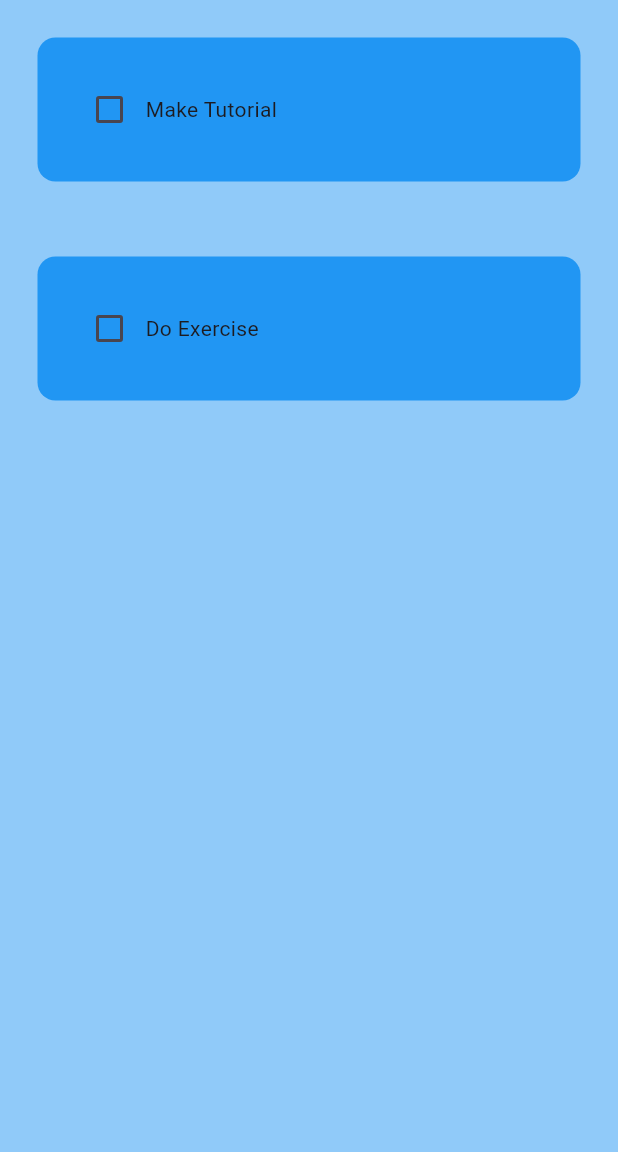
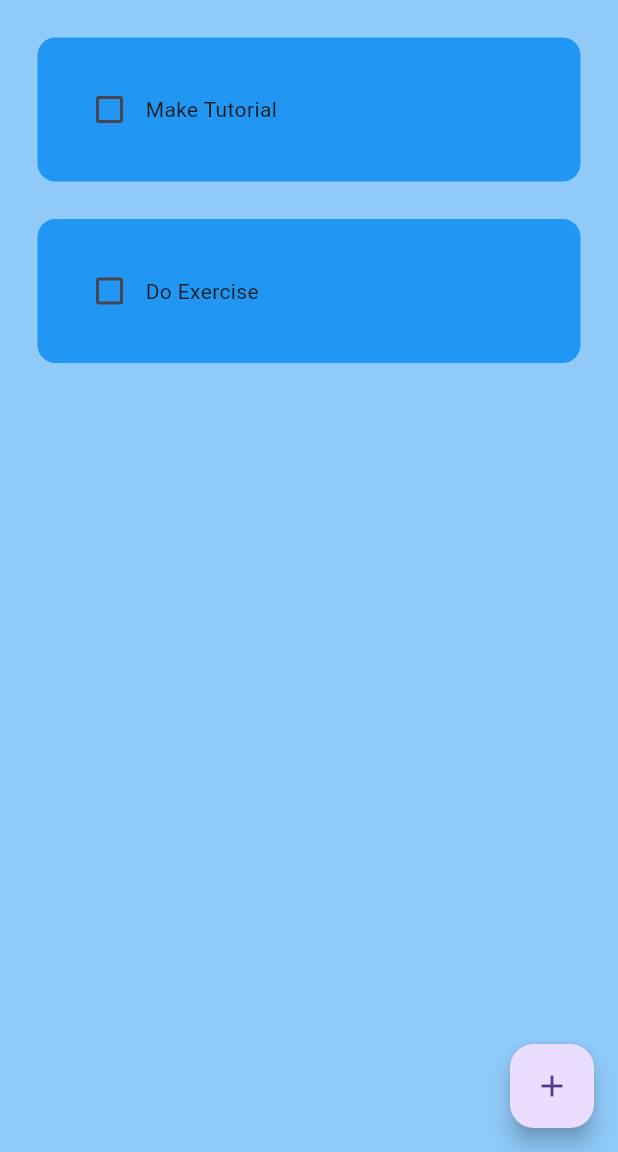
Before and after one commit to Lkemp1790/to_do_app, a Flutter app: the screen it shows after launch, on a phone screen of 412 x 824 dp, the part 84-1236 px from its top. Run offline on Flutter 3.47's test engine with Material 3 defaults, Android fonts, the phone set to English and light mode, and no system bars; missing offline and left inert: dart:ffi.

Commit message:
add button

```diff
--- a/lib/pages/home_page.dart
+++ b/lib/pages/home_page.dart
@@ -1,4 +1,5 @@
 import 'package:flutter/material.dart';
+import 'package:to_do_app/util/dialog_box.dart';
 import 'package:to_do_app/util/todo_tile.dart';
 
 class HomePage extends StatefulWidget {
@@ -17,10 +18,18 @@ class _HomePageState extends State<HomePage> {
 
   //  checkbox is tapped
   void checkBoxChanged(bool? value, int index) {
-    setState((){
+    setState(() {
       toDoList[index][1] = !toDoList[index][1];
     });
+  }
 
+  // create new taskCompleted
+  void createNewTask() {
+    showDialog(
+        context: context,
+        builder: (context) {
+          return DialogBox();
+        });
   }
 
   @override
@@ -32,10 +41,17 @@ class _HomePageState extends State<HomePage> {
         backgroundColor: Colors.blue,
         elevation: 0,
       ),
+      floatingActionButton: FloatingActionButton(
+        onPressed: createNewTask,
+        child: Icon(Icons.add),
+      ),
       body: ListView.builder(
         itemCount: toDoList.length,
         itemBuilder: (context, index) {
-          return TodoTile(taskName: toDoList[index][0], taskCompleted: toDoList[index][1], onChanged: (value) => checkBoxChanged(value, index));
+          return TodoTile(
+              taskName: toDoList[index][0],
+              taskCompleted: toDoList[index][1],
+              onChanged: (value) => checkBoxChanged(value, index));
         },
       ),
     );
--- a/lib/util/todo_tile.dart
+++ b/lib/util/todo_tile.dart
@@ -17,20 +17,31 @@ class TodoTile extends StatelessWidget {
   @override
   Widget build(BuildContext context) {
     return Padding(
-      padding: const EdgeInsets.all(25.0),
+      padding: const EdgeInsets.only(
+        left: 25,
+        right: 25,
+        top: 25,
+      ),
       child: Container(
         padding: EdgeInsets.all(24),
+        decoration: BoxDecoration(
+            color: Colors.blue, borderRadius: BorderRadius.circular(12)),
         child: Row(
           children: [
             // Checkbox
-            Checkbox(value: taskCompleted, onChanged: onChanged),
+            Checkbox(
+              value: taskCompleted,
+              onChanged: onChanged,
+              activeColor: Colors.black,
+            ),
 
             // Task name
-            Text(taskName),
+            Text(
+              taskName,
+              style: TextStyle(decoration: taskCompleted ? TextDecoration.lineThrough : TextDecoration.none),
+            ),
           ],
         ),
-        decoration: BoxDecoration(
-            color: Colors.blue, borderRadius: BorderRadius.circular(12)),
       ),
     );
   }
```
Also changed, not shown: lib/util/dialog_box.dart (added, +10 -0 lines).
